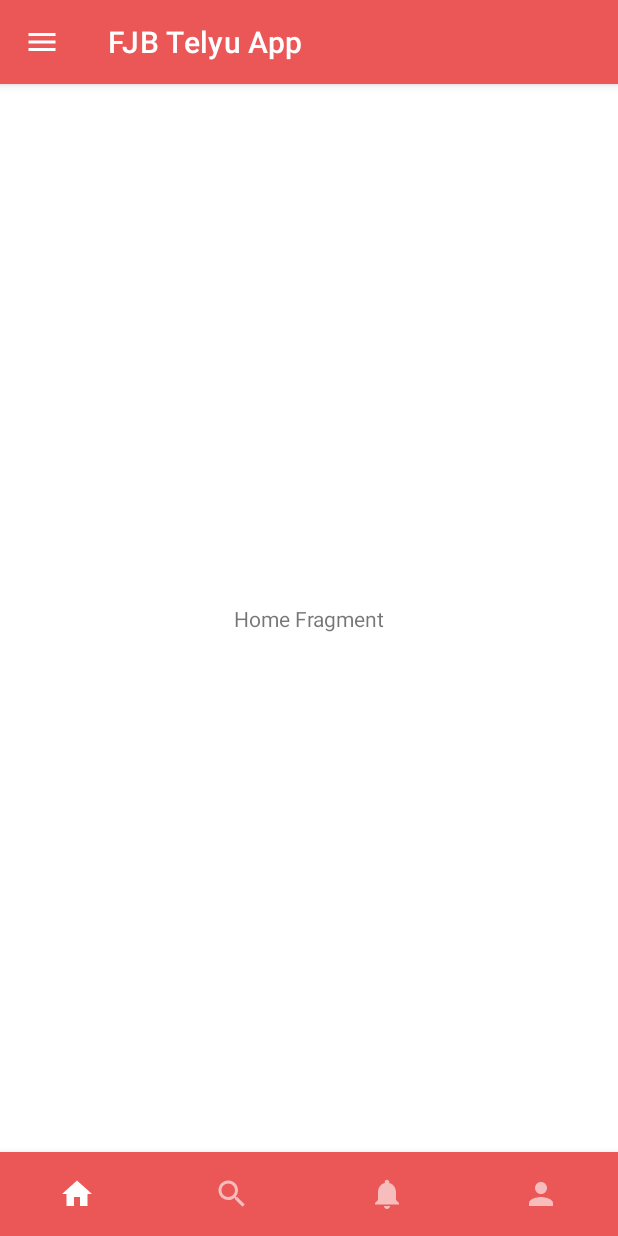
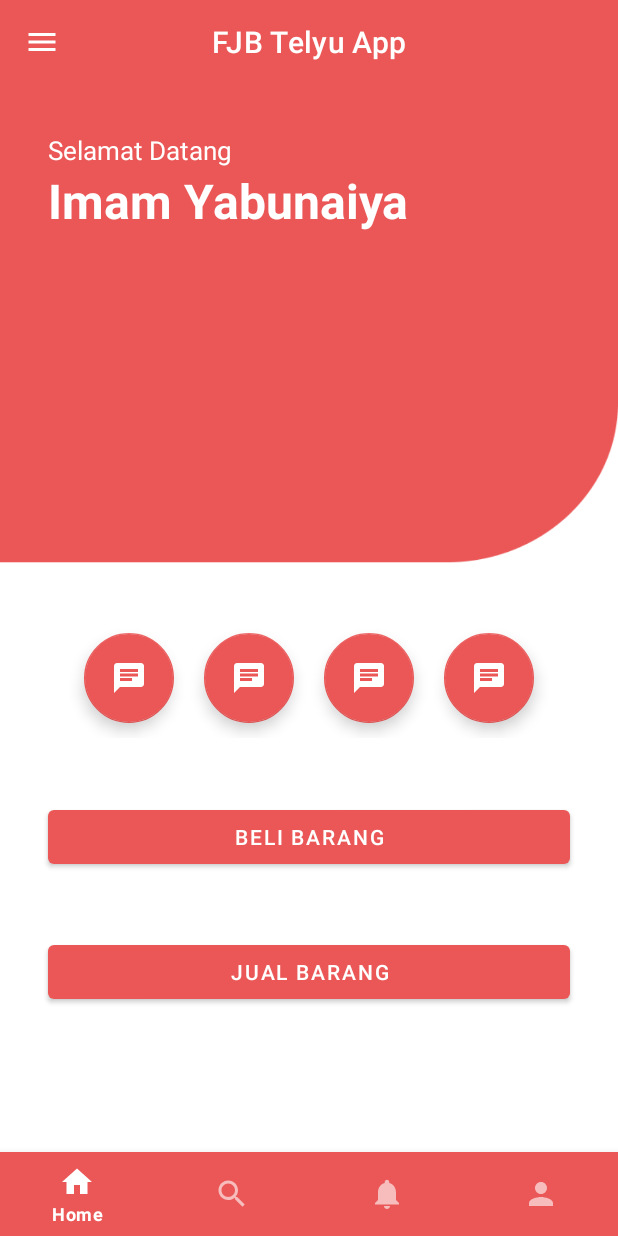
Before and after one commit to xcvbn13/PT2TheMeet, an Android app: the screen it shows after launch (MainActivity), on a phone screen of 412 x 824 dp. Run offline under Robolectric (Android 15) with nearby library versions, the phone set to English and light mode, and no system bars.

Commit message:
Halaman Home (Progress)

```diff
--- a/app/build.gradle
+++ b/app/build.gradle
@@ -38,6 +38,7 @@ dependencies {
     implementation 'com.google.android.material:material:1.6.0-beta01'
     implementation 'androidx.constraintlayout:constraintlayout:2.1.3'
     implementation 'androidx.legacy:legacy-support-v4:1.0.0'
+    implementation 'androidx.gridlayout:gridlayout:1.0.0'
     testImplementation 'junit:junit:4.13.2'
     androidTestImplementation 'androidx.test.ext:junit:1.1.3'
     androidTestImplementation 'androidx.test.espresso:espresso-core:3.4.0'
--- /dev/null
+++ b/app/src/main/res/drawable/chat.xml
@@ -0,0 +1,10 @@
+<vector xmlns:android="http://schemas.android.com/apk/res/android"
+    android:width="24dp"
+    android:height="24dp"
+    android:viewportWidth="24"
+    android:viewportHeight="24"
+    android:tint="?attr/colorControlNormal">
+  <path
+      android:fillColor="@android:color/white"
+      android:pathData="M20,2L4,2c-1.1,0 -1.99,0.9 -1.99,2L2,22l4,-4h14c1.1,0 2,-0.9 2,-2L22,4c0,-1.1 -0.9,-2 -2,-2zM6,9h12v2L6,11L6,9zM14,14L6,14v-2h8v2zM18,8L6,8L6,6h12v2z"/>
+</vector>
--- a/app/src/main/res/layout/activity_main.xml
+++ b/app/src/main/res/layout/activity_main.xml
@@ -10,12 +10,15 @@
         android:id="@+id/appbar_layout"
         android:layout_width="match_parent"
         android:layout_height="wrap_content"
+        app:elevation="0dp"
         app:layout_constraintTop_toTopOf="parent"
         app:layout_constraintStart_toStartOf="parent"
-        app:layout_constraintEnd_toEndOf="parent">
+        app:layout_constraintEnd_toEndOf="parent"
+        >
 
         <com.google.android.material.appbar.MaterialToolbar
             android:id="@+id/topAppBar"
+            app:titleCentered="true"
             android:layout_width="match_parent"
             android:layout_height="?attr/actionBarSize"
             app:title="@string/page_title"
@@ -38,7 +41,6 @@
         android:layout_width="match_parent"
         android:layout_height="wrap_content"
         android:background="@color/Primary"
-        app:labelVisibilityMode="unlabeled"
         app:layout_constraintBottom_toBottomOf="parent"
         app:menu="@menu/bottom_nav" />
 </androidx.constraintlayout.widget.ConstraintLayout>
--- a/app/src/main/res/layout/fragment_home.xml
+++ b/app/src/main/res/layout/fragment_home.xml
@@ -1,21 +1,128 @@
 <?xml version="1.0" encoding="utf-8"?>
 <androidx.constraintlayout.widget.ConstraintLayout xmlns:android="http://schemas.android.com/apk/res/android"
+    xmlns:app="http://schemas.android.com/apk/res-auto"
     xmlns:tools="http://schemas.android.com/tools"
     android:layout_width="match_parent"
     android:layout_height="match_parent"
-    xmlns:app="http://schemas.android.com/apk/res-auto"
-    tools:context=".HomeFragment">
+    tools:context=".HomeFragment"
+    android:background="@drawable/img_new">
+
+    <!-- TODO: Update blank fragment layout -->
 
 
-    <!-- TODO: Update blank fragment layout -->
     <TextView
-        android:id="@+id/home_fragment"
+        android:id="@+id/selamat_datang"
         android:layout_width="wrap_content"
         android:layout_height="wrap_content"
-        android:text="@string/home_fragment"
+        android:text="@string/selamat_datang"
+        android:textColor="@color/white"
+        android:textSize="17sp"
+        android:layout_marginTop="32dp"
+        android:layout_marginStart="32dp"
         app:layout_constraintStart_toStartOf="parent"
-        app:layout_constraintBottom_toBottomOf="parent"
-        app:layout_constraintTop_toTopOf="parent"
+        app:layout_constraintTop_toTopOf="parent" />
+
+    <TextView
+        android:id="@+id/name"
+        android:layout_width="wrap_content"
+        android:layout_height="wrap_content"
+        android:text="@string/nama_pengguna"
+        android:textColor="@color/white"
+        android:textSize="32sp"
+        android:textStyle="bold"
+        app:layout_constraintTop_toBottomOf="@id/selamat_datang"
+        app:layout_constraintStart_toStartOf="@+id/selamat_datang"
+        />
+
+
+    <androidx.constraintlayout.widget.Guideline
+        android:id="@+id/tengah_tengah"
+        android:layout_width="wrap_content"
+        android:layout_height="wrap_content"
+        android:orientation="horizontal"
+        app:layout_constraintGuide_percent="0.5" />
+
+
+    <androidx.gridlayout.widget.GridLayout
+        android:id="@+id/gridLayout"
+        android:layout_width="wrap_content"
+        android:layout_height="wrap_content"
+        app:layout_constraintTop_toBottomOf="@id/tengah_tengah"
+        app:layout_constraintStart_toStartOf="parent"
+        app:layout_constraintEnd_toEndOf="parent"
+        app:orientation="horizontal"
+        app:useDefaultMargins="true"
+        >
+
+        <com.google.android.material.floatingactionbutton.FloatingActionButton
+            android:id="@+id/floating_chat"
+            android:layout_width="wrap_content"
+            android:layout_height="wrap_content"
+            android:layout_margin="10dp"
+            android:contentDescription="@string/chat"
+            app:backgroundTint="@color/Primary"
+            app:fabCustomSize="60dp"
+            app:srcCompat="@drawable/chat"
+            app:tint="@color/white" />
+
+        <com.google.android.material.floatingactionbutton.FloatingActionButton
+            android:id="@+id/floating_search"
+            android:layout_width="wrap_content"
+            android:layout_height="wrap_content"
+            android:layout_margin="10dp"
+            android:contentDescription="@string/chat"
+            app:backgroundTint="@color/Primary"
+            app:fabCustomSize="60dp"
+            app:srcCompat="@drawable/chat"
+            app:tint="@color/white" />
+
+        <com.google.android.material.floatingactionbutton.FloatingActionButton
+            android:id="@+id/floating_notif"
+            android:layout_width="wrap_content"
+            android:layout_height="wrap_content"
+            android:layout_margin="10dp"
+            android:contentDescription="@string/chat"
+            app:backgroundTint="@color/Primary"
+            app:fabCustomSize="60dp"
+            app:srcCompat="@drawable/chat"
+            app:tint="@color/white" />
+
+        <com.google.android.material.floatingactionbutton.FloatingActionButton
+            android:id="@+id/floating_person"
+            android:layout_width="wrap_content"
+            android:layout_height="wrap_content"
+            android:layout_margin="10dp"
+            android:contentDescription="@string/chat"
+            app:backgroundTint="@color/Primary"
+            app:fabCustomSize="60dp"
+            app:srcCompat="@drawable/chat"
+            app:tint="@color/white" />
+
+    </androidx.gridlayout.widget.GridLayout>
+
+    <Button
+        android:id="@+id/beli_button"
+        android:layout_width="match_parent"
+        android:layout_height="wrap_content"
+        android:layout_marginStart="32dp"
+        android:layout_marginEnd="32dp"
+        android:text="@string/beli_barang"
+        android:layout_marginTop="42dp"
+        app:layout_constraintTop_toBottomOf="@+id/gridLayout"
+        app:layout_constraintStart_toStartOf="parent"
         app:layout_constraintEnd_toEndOf="parent"/>
 
+    <Button
+        android:id="@+id/jual_button"
+        android:layout_width="match_parent"
+        android:layout_height="wrap_content"
+        android:layout_marginStart="32dp"
+        android:layout_marginEnd="32dp"
+        android:text="@string/jual_barang"
+        android:layout_marginTop="42dp"
+        app:layout_constraintTop_toBottomOf="@+id/beli_button"
+        app:layout_constraintStart_toStartOf="parent"
+        app:layout_constraintEnd_toEndOf="parent"/>
+
+
 </androidx.constraintlayout.widget.ConstraintLayout>
--- a/app/src/main/res/values/strings.xml
+++ b/app/src/main/res/values/strings.xml
@@ -11,5 +11,11 @@
     <string name="notif_fragment">Notif Fragment</string>
     <string name="person_fragment">Person Fragment</string>
     <string name="search_fragment">Search Fragment</string>
+    <string name="style">justStyle</string>
+    <string name="selamat_datang">Selamat Datang</string>
+    <string name="nama_pengguna">Imam Yabunaiya</string>
+    <string name="chat">Chat</string>
+    <string name="beli_barang">Beli Barang</string>
+    <string name="jual_barang">Jual Barang</string>
 
 </resources>
```
Also changed, not shown: app/src/main/res/drawable/img.png (added), app/src/main/res/drawable/img_new.png (added).
